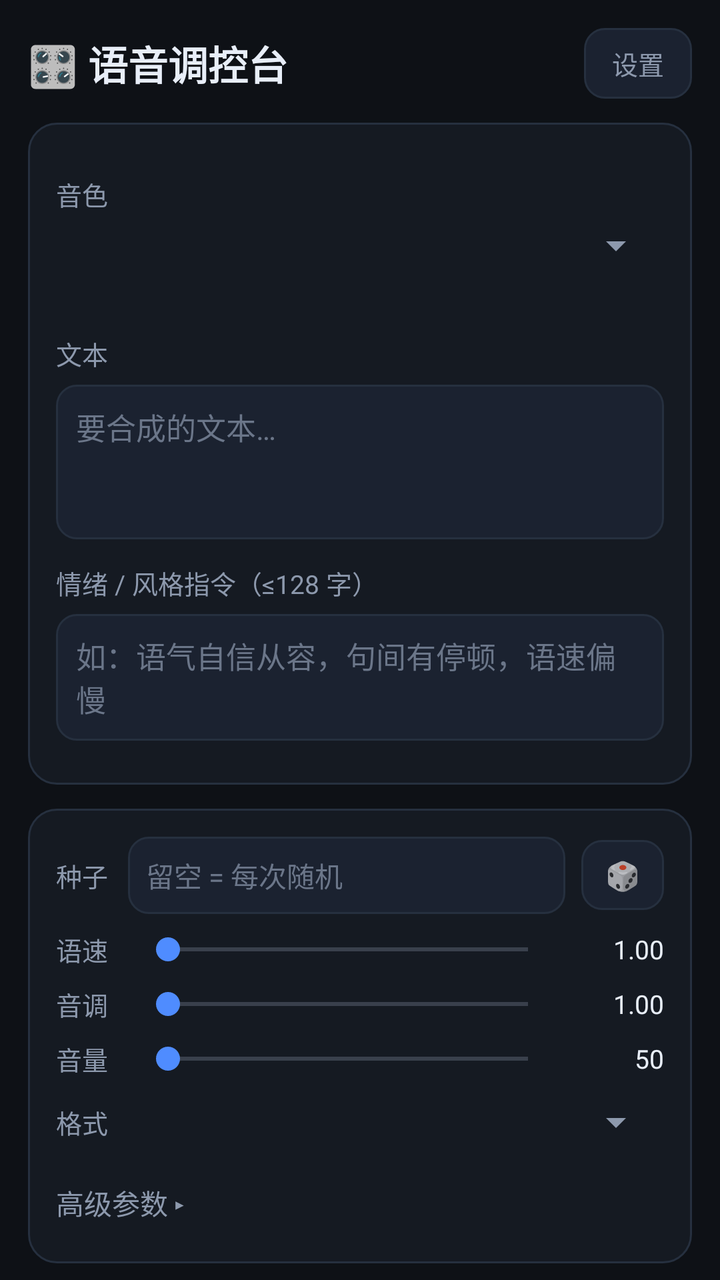
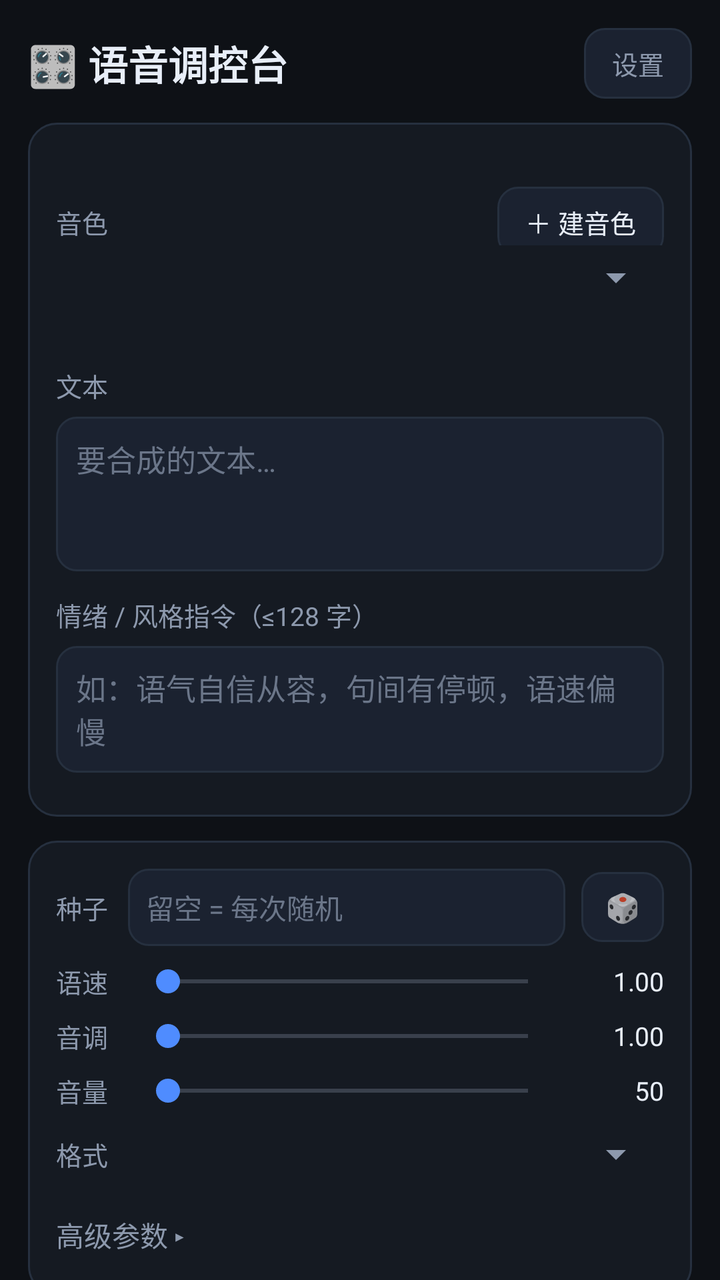

Before-and-after screenshots of an Android layout around one commit, followed by the original layout XML and the change that was made.
<!-- AndroidManifest.xml: application theme Theme.VoiceTuner -->
<!-- res/layout/activity_main.xml -->
<?xml version="1.0" encoding="utf-8"?>
<ScrollView xmlns:android="http://schemas.android.com/apk/res/android"
    android:id="@+id/svRoot"
    android:layout_width="match_parent"
    android:layout_height="match_parent"
    android:fillViewport="true"
    android:scrollbars="none">

    <LinearLayout
        android:layout_width="match_parent"
        android:layout_height="wrap_content"
        android:orientation="vertical"
        android:padding="14dp">

        
        <LinearLayout
            android:layout_width="match_parent"
            android:layout_height="wrap_content"
            android:gravity="center_vertical"
            android:orientation="horizontal">

            <TextView
                android:layout_width="0dp"
                android:layout_height="wrap_content"
                android:layout_weight="1"
                android:text="🎛️ 语音调控台"
                android:textColor="@color/txt"
                android:textSize="20sp"
                android:textStyle="bold" />

            <TextView
                android:id="@+id/btnSettings"
                android:layout_width="wrap_content"
                android:layout_height="wrap_content"
                android:background="@drawable/bg_btn"
                android:clickable="true"
                android:focusable="true"
                android:paddingHorizontal="14dp"
                android:paddingVertical="8dp"
                android:text="设置"
                android:textColor="@color/dim"
                android:textSize="13sp" />
        </LinearLayout>

        
        <LinearLayout style="@style/VtCard">

            <TextView style="@style/VtLabel" android:text="音色" />

            <Spinner
                android:id="@+id/spVoice"
                android:layout_width="match_parent"
                android:layout_height="wrap_content"
                android:layout_marginTop="4dp" />

            <EditText
                android:id="@+id/etCustomVoice"
                style="@style/VtInput"
                android:hint="粘贴完整音色 ID（cosyvoice-v3.5-plus-…）"
                android:importantForAutofill="no"
                android:inputType="text"
                android:singleLine="true"
                android:visibility="gone" />

            <TextView
                android:id="@+id/tvVoiceNote"
                android:layout_width="wrap_content"
                android:layout_height="wrap_content"
                android:layout_marginTop="4dp"
                android:textColor="@color/dim"
                android:textSize="12sp" />

            <TextView style="@style/VtLabel" android:text="文本" />

            <EditText
                android:id="@+id/etText"
                style="@style/VtInput"
                android:gravity="top|start"
                android:hint="要合成的文本…"
                android:importantForAutofill="no"
                android:inputType="textMultiLine"
                android:minLines="3" />

            <TextView style="@style/VtLabel" android:text="情绪 / 风格指令（≤128 字）" />

            <EditText
                android:id="@+id/etInstr"
                style="@style/VtInput"
                android:hint="如：语气自信从容，句间有停顿，语速偏慢"
                android:importantForAutofill="no"
                android:inputType="textMultiLine"
                android:minLines="2" />

            <HorizontalScrollView
                android:layout_width="match_parent"
                android:layout_height="wrap_content"
                android:layout_marginTop="8dp"
                android:scrollbars="none">

                <LinearLayout
                    android:id="@+id/llChips"
                    android:layout_width="wrap_content"
                    android:layout_height="wrap_content"
                    android:orientation="horizontal" />
            </HorizontalScrollView>
        </LinearLayout>

        
        <LinearLayout style="@style/VtCard">

            <LinearLayout
                android:layout_width="match_parent"
                android:layout_height="wrap_content"
                android:gravity="center_vertical"
                android:orientation="horizontal">

                <TextView
                    android:layout_width="wrap_content"
                    android:layout_height="wrap_content"
                    android:text="种子"
                    android:textColor="@color/dim"
                    android:textSize="13sp" />

                <EditText
                    android:id="@+id/etSeed"
                    android:layout_width="0dp"
                    android:layout_height="wrap_content"
                    android:layout_marginStart="10dp"
                    android:layout_weight="1"
                    android:background="@drawable/bg_input"
                    android:hint="留空 = 每次随机"
                    android:importantForAutofill="no"
                    android:inputType="number"
                    android:padding="9dp"
                    android:singleLine="true"
                    android:textColor="@color/txt"
                    android:textColorHint="@color/hint"
                    android:textSize="14sp" />

                <TextView
                    android:id="@+id/btnDice"
                    android:layout_width="wrap_content"
                    android:layout_height="wrap_content"
                    android:layout_marginStart="8dp"
                    android:background="@drawable/bg_btn"
                    android:clickable="true"
                    android:focusable="true"
                    android:paddingHorizontal="12dp"
                    android:paddingVertical="8dp"
                    android:text="🎲"
                    android:textSize="14sp" />
            </LinearLayout>

            <LinearLayout style="@style/VtSliderRow">
                <TextView style="@style/VtSliderLabel" android:text="语速" />
                <SeekBar
                    android:id="@+id/sbRate"
                    android:layout_width="0dp"
                    android:layout_height="wrap_content"
                    android:layout_weight="1"
                    android:max="150" />
                <TextView
                    android:id="@+id/tvRate"
                    style="@style/VtSliderValue"
                    android:text="1.00" />
            </LinearLayout>

            <LinearLayout style="@style/VtSliderRow">
                <TextView style="@style/VtSliderLabel" android:text="音调" />
                <SeekBar
                    android:id="@+id/sbPitch"
                    android:layout_width="0dp"
                    android:layout_height="wrap_content"
                    android:layout_weight="1"
                    android:max="150" />
                <TextView
                    android:id="@+id/tvPitch"
                    style="@style/VtSliderValue"
                    android:text="1.00" />
            </LinearLayout>

            <LinearLayout style="@style/VtSliderRow">
                <TextView style="@style/VtSliderLabel" android:text="音量" />
                <SeekBar
                    android:id="@+id/sbVol"
                    android:layout_width="0dp"
                    android:layout_height="wrap_content"
                    android:layout_weight="1"
                    android:max="100" />
                <TextView
                    android:id="@+id/tvVol"
                    style="@style/VtSliderValue"
                    android:text="50" />
            </LinearLayout>

            <LinearLayout
                android:layout_width="match_parent"
                android:layout_height="wrap_content"
                android:layout_marginTop="10dp"
                android:gravity="center_vertical"
                android:orientation="horizontal">

                <TextView
                    android:layout_width="wrap_content"
                    android:layout_height="wrap_content"
                    android:text="格式"
                    android:textColor="@color/dim"
                    android:textSize="13sp" />

                <Spinner
                    android:id="@+id/spFormat"
                    android:layout_width="0dp"
                    android:layout_height="wrap_content"
                    android:layout_marginStart="10dp"
                    android:layout_weight="1" />
            </LinearLayout>

            <TextView
                android:id="@+id/tvAdvanced"
                android:layout_width="match_parent"
                android:layout_height="wrap_content"
                android:layout_marginTop="12dp"
                android:clickable="true"
                android:focusable="true"
                android:paddingVertical="6dp"
                android:text="高级参数 ▸"
                android:textColor="@color/dim"
                android:textSize="14sp" />

            <LinearLayout
                android:id="@+id/llAdvanced"
                android:layout_width="match_parent"
                android:layout_height="wrap_content"
                android:orientation="vertical"
                android:visibility="gone">

                <TextView style="@style/VtLabel" android:text="model" />

                <EditText
                    android:id="@+id/etModel"
                    style="@style/VtInput"
                    android:hint="cosyvoice-v3.5-plus"
                    android:importantForAutofill="no"
                    android:inputType="text"
                    android:singleLine="true" />

                <TextView style="@style/VtLabel" android:text="language_hints（逗号分隔）" />

                <EditText
                    android:id="@+id/etLangHints"
                    style="@style/VtInput"
                    android:hint="zh"
                    android:importantForAutofill="no"
                    android:inputType="text"
                    android:singleLine="true" />

                <TextView style="@style/VtLabel" android:text="hot_fix（JSON）" />

                <EditText
                    android:id="@+id/etHotfix"
                    style="@style/VtInput"
                    android:gravity="top|start"
                    android:hint='{"replace":[{"错词":"正词"}]}'
                    android:importantForAutofill="no"
                    android:inputType="textMultiLine"
                    android:minLines="2" />

                <TextView style="@style/VtLabel" android:text="额外参数（JSON，合并进 parameters）" />

                <EditText
                    android:id="@+id/etExtra"
                    style="@style/VtInput"
                    android:gravity="top|start"
                    android:hint='{"enable_markdown_filter":false}'
                    android:importantForAutofill="no"
                    android:inputType="textMultiLine"
                    android:minLines="2" />

                <CheckBox
                    android:id="@+id/cbSsml"
                    android:layout_width="wrap_content"
                    android:layout_height="wrap_content"
                    android:layout_marginTop="8dp"
                    android:checked="true"
                    android:text="SSML 模式（enable_ssml）"
                    android:textColor="@color/dim"
                    android:textSize="13sp" />
            </LinearLayout>
        </LinearLayout>

        
        <TextView
            android:id="@+id/btnGenerate"
            android:layout_width="match_parent"
            android:layout_height="wrap_content"
            android:layout_marginTop="14dp"
            android:background="@drawable/bg_btn_primary"
            android:clickable="true"
            android:focusable="true"
            android:gravity="center"
            android:padding="15dp"
            android:text="生成"
            android:textColor="#FFFFFF"
            android:textSize="17sp"
            android:textStyle="bold" />

        <TextView
            android:id="@+id/btnCancel"
            android:layout_width="match_parent"
            android:layout_height="wrap_content"
            android:layout_marginTop="8dp"
            android:background="@drawable/bg_btn"
            android:clickable="true"
            android:focusable="true"
            android:gravity="center"
            android:padding="11dp"
            android:text="取消"
            android:textColor="@color/dim"
            android:textSize="14sp"
            android:visibility="gone" />

        <TextView
            android:id="@+id/tvStatus"
            android:layout_width="match_parent"
            android:layout_height="wrap_content"
            android:layout_marginTop="8dp"
            android:textColor="@color/dim"
            android:textSize="13sp" />

        
        <LinearLayout
            android:id="@+id/cardResult"
            style="@style/VtCard"
            android:visibility="gone">

            <TextView style="@style/VtLabel" android:text="本次结果" />

            <TextView
                android:id="@+id/tvResultInfo"
                android:layout_width="match_parent"
                android:layout_height="wrap_content"
                android:layout_marginTop="4dp"
                android:textColor="@color/txt"
                android:textSize="14sp" />

            <HorizontalScrollView
                android:layout_width="match_parent"
                android:layout_height="wrap_content"
                android:layout_marginTop="10dp"
                android:scrollbars="none">

                <LinearLayout
                    android:layout_width="wrap_content"
                    android:layout_height="wrap_content"
                    android:orientation="horizontal">

                    <TextView
                        android:id="@+id/btnPlay"
                        style="@style/VtMiniBtn"
                        android:text="▶ 播放" />

                    <TextView
                        android:id="@+id/btnShare"
                        style="@style/VtMiniBtn"
                        android:text="分享" />

                    <TextView
                        android:id="@+id/btnExport"
                        style="@style/VtMiniBtn"
                        android:text="导出到下载" />
                </LinearLayout>
            </HorizontalScrollView>
        </LinearLayout>

        
        <LinearLayout style="@style/VtCard">

            <LinearLayout
                android:layout_width="match_parent"
                android:layout_height="wrap_content"
                android:gravity="center_vertical"
                android:orientation="horizontal">

                <TextView
                    android:layout_width="0dp"
                    android:layout_height="wrap_content"
                    android:layout_weight="1"
                    android:text="本地记录"
                    android:textColor="@color/dim"
                    android:textSize="13sp" />

                <TextView
                    android:id="@+id/btnClearHistory"
                    android:layout_width="wrap_content"
                    android:layout_height="wrap_content"
                    android:background="@drawable/bg_btn"
                    android:clickable="true"
                    android:focusable="true"
                    android:paddingHorizontal="12dp"
                    android:paddingVertical="6dp"
                    android:text="清空"
                    android:textColor="@color/dim"
                    android:textSize="12sp" />
            </LinearLayout>

            <LinearLayout
                android:id="@+id/llHistory"
                android:layout_width="match_parent"
                android:layout_height="wrap_content"
                android:orientation="vertical" />
        </LinearLayout>

        <TextView
            android:layout_width="match_parent"
            android:layout_height="wrap_content"
            android:layout_marginTop="16dp"
            android:layout_marginBottom="20dp"
            android:gravity="center"
            android:text="v0.1 · 直连阿里云百炼 CosyVoice v3.5-plus"
            android:textColor="@color/hint"
            android:textSize="11sp" />
    </LinearLayout>
</ScrollView>
<!-- resources referenced by this layout -->
<resources>
  <color name="dim">#8D99AD</color>
  <color name="hint">#6B7689</color>
  <color name="txt">#E8EEF8</color>
  <!-- drawable bg_btn (drawable) -->
  <?xml version="1.0" encoding="utf-8"?>
  <shape xmlns:android="http://schemas.android.com/apk/res/android"
      android:shape="rectangle">
      <solid android:color="@color/card2" />
      <stroke android:width="1dp" android:color="@color/line" />
      <corners android:radius="10dp" />
  </shape>
  <!-- drawable bg_btn_primary (drawable) -->
  <?xml version="1.0" encoding="utf-8"?>
  <shape xmlns:android="http://schemas.android.com/apk/res/android"
      android:shape="rectangle">
      <gradient
          android:startColor="@color/acc"
          android:endColor="@color/acc2"
          android:angle="0" />
      <corners android:radius="12dp" />
  </shape>
  <!-- drawable bg_input (drawable) -->
  <?xml version="1.0" encoding="utf-8"?>
  <shape xmlns:android="http://schemas.android.com/apk/res/android"
      android:shape="rectangle">
      <solid android:color="@color/card2" />
      <stroke android:width="1dp" android:color="@color/line" />
      <corners android:radius="10dp" />
  </shape>
  <style name="VtCard">
          <item name="android:layout_width">match_parent</item>
          <item name="android:layout_height">wrap_content</item>
          <item name="android:orientation">vertical</item>
          <item name="android:background">@drawable/bg_card</item>
          <item name="android:padding">14dp</item>
          <item name="android:layout_marginTop">12dp</item>
      </style>
  <style name="VtInput">
          <item name="android:layout_width">match_parent</item>
          <item name="android:layout_height">wrap_content</item>
          <item name="android:background">@drawable/bg_input</item>
          <item name="android:textColor">@color/txt</item>
          <item name="android:textColorHint">@color/hint</item>
          <item name="android:textSize">15sp</item>
          <item name="android:padding">10dp</item>
          <item name="android:layout_marginTop">6dp</item>
      </style>
  <style name="VtLabel">
          <item name="android:layout_width">wrap_content</item>
          <item name="android:layout_height">wrap_content</item>
          <item name="android:textColor">@color/dim</item>
          <item name="android:textSize">13sp</item>
          <item name="android:layout_marginTop">12dp</item>
      </style>
  <style name="VtSliderLabel">
          <item name="android:layout_width">40dp</item>
          <item name="android:layout_height">wrap_content</item>
          <item name="android:textColor">@color/dim</item>
          <item name="android:textSize">13sp</item>
      </style>
  <style name="VtSliderRow">
          <item name="android:layout_width">match_parent</item>
          <item name="android:layout_height">wrap_content</item>
          <item name="android:orientation">horizontal</item>
          <item name="android:gravity">center_vertical</item>
          <item name="android:layout_marginTop">8dp</item>
      </style>
  <style name="VtSliderValue">
          <item name="android:layout_width">52dp</item>
          <item name="android:layout_height">wrap_content</item>
          <item name="android:gravity">end</item>
          <item name="android:textColor">@color/txt</item>
          <item name="android:textSize">13sp</item>
      </style>
  <color name="card2">#1B2230</color>
  <color name="line">#26303F</color>
  <color name="acc">#4F8CFF</color>
  <color name="acc2">#7A5CFF</color>
  <!-- drawable bg_card (drawable) -->
  <?xml version="1.0" encoding="utf-8"?>
  <shape xmlns:android="http://schemas.android.com/apk/res/android"
      android:shape="rectangle">
      <solid android:color="@color/card" />
      <stroke android:width="1dp" android:color="@color/line" />
      <corners android:radius="14dp" />
  </shape>
  <color name="bg">#0E1116</color>
  <color name="card">#151A22</color>
</resources>

<!-- the commit's change to res/layout/activity_main.xml (unified diff, before → after) -->
@@ -45,7 +45,26 @@
         
         <LinearLayout style="@style/VtCard">
 
-            <TextView style="@style/VtLabel" android:text="音色" />
+            <LinearLayout
+                android:layout_width="match_parent"
+                android:layout_height="wrap_content"
+                android:gravity="center_vertical"
+                android:orientation="horizontal">
+
+                <TextView
+                    style="@style/VtLabel"
+                    android:layout_width="0dp"
+                    android:layout_height="wrap_content"
+                    android:layout_weight="1"
+                    android:text="音色" />
+
+                <TextView
+                    android:id="@+id/btnCreateVoice"
+                    style="@style/VtMiniBtn"
+                    android:layout_marginTop="12dp"
+                    android:layout_marginEnd="0dp"
+                    android:text="＋ 建音色" />
+            </LinearLayout>
 
             <Spinner
                 android:id="@+id/spVoice"
@@ -416,7 +435,7 @@
             android:layout_marginTop="16dp"
             android:layout_marginBottom="20dp"
             android:gravity="center"
-            android:text="v0.1 · 直连阿里云百炼 CosyVoice v3.5-plus"
+            android:text="v0.2 · 直连阿里云百炼 CosyVoice v3.5-plus · 支持自建音色"
             android:textColor="@color/hint"
             android:textSize="11sp" />
     </LinearLayout>
